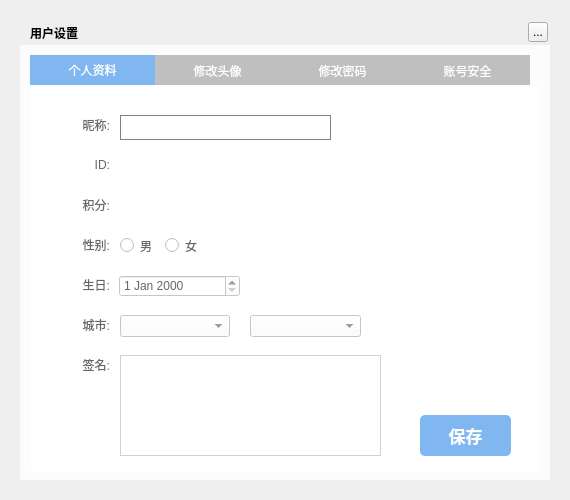
The window that TTKCore/musicUi/musicUsermanager/musicuserrecordwidget.ui (Greedysky/TTKMusicPlayer) describes before a commit, drawn with Qt 5.
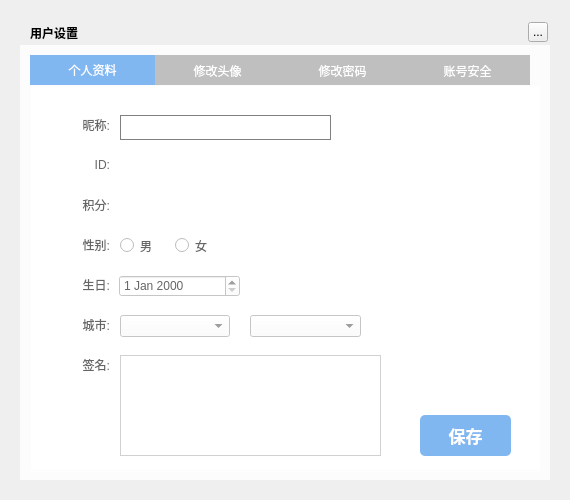
The same window after the commit. The open tabs and pages were chosen to show the change. Icons and pictures are not drawn. Custom widgets are drawn as their Qt base class.

Patch:
```diff
--- a/TTKCore/musicUi/musicUsermanager/musicuserrecordwidget.ui
+++ b/TTKCore/musicUi/musicUsermanager/musicuserrecordwidget.ui
@@ -111,9 +111,9 @@
      <widget class="QLabel" name="label_F">
       <property name="geometry">
        <rect>
-        <x>50</x>
+        <x>30</x>
         <y>110</y>
-        <width>30</width>
+        <width>50</width>
         <height>20</height>
        </rect>
       </property>
@@ -143,9 +143,9 @@
      <widget class="QLabel" name="label_2F">
       <property name="geometry">
        <rect>
-        <x>50</x>
+        <x>30</x>
         <y>70</y>
-        <width>30</width>
+        <width>50</width>
         <height>20</height>
        </rect>
       </property>
@@ -172,9 +172,9 @@
      <widget class="QLabel" name="label_3F">
       <property name="geometry">
        <rect>
-        <x>50</x>
+        <x>30</x>
         <y>30</y>
-        <width>30</width>
+        <width>50</width>
         <height>20</height>
        </rect>
       </property>
@@ -188,9 +188,9 @@
      <widget class="QLabel" name="label_4F">
       <property name="geometry">
        <rect>
-        <x>50</x>
+        <x>30</x>
         <y>150</y>
-        <width>30</width>
+        <width>50</width>
         <height>20</height>
        </rect>
       </property>
@@ -204,9 +204,9 @@
      <widget class="QLabel" name="label_5F">
       <property name="geometry">
        <rect>
-        <x>50</x>
+        <x>30</x>
         <y>190</y>
-        <width>30</width>
+        <width>50</width>
         <height>20</height>
        </rect>
       </property>
@@ -220,9 +220,9 @@
      <widget class="QLabel" name="label_6F">
       <property name="geometry">
        <rect>
-        <x>50</x>
+        <x>30</x>
         <y>230</y>
-        <width>30</width>
+        <width>50</width>
         <height>20</height>
        </rect>
       </property>
@@ -236,9 +236,9 @@
      <widget class="QLabel" name="label_7F">
       <property name="geometry">
        <rect>
-        <x>50</x>
+        <x>30</x>
         <y>270</y>
-        <width>30</width>
+        <width>50</width>
         <height>20</height>
        </rect>
       </property>
@@ -286,7 +286,7 @@
        <rect>
         <x>90</x>
         <y>153</y>
-        <width>40</width>
+        <width>50</width>
         <height>15</height>
        </rect>
       </property>
@@ -297,9 +297,9 @@
      <widget class="QRadioButton" name="femaleRadioButton_F">
       <property name="geometry">
        <rect>
-        <x>135</x>
+        <x>145</x>
         <y>153</y>
-        <width>40</width>
+        <width>60</width>
         <height>15</height>
        </rect>
       </property>
```
Left out of the diff: 8 changed lines with no effect on the pictures.
